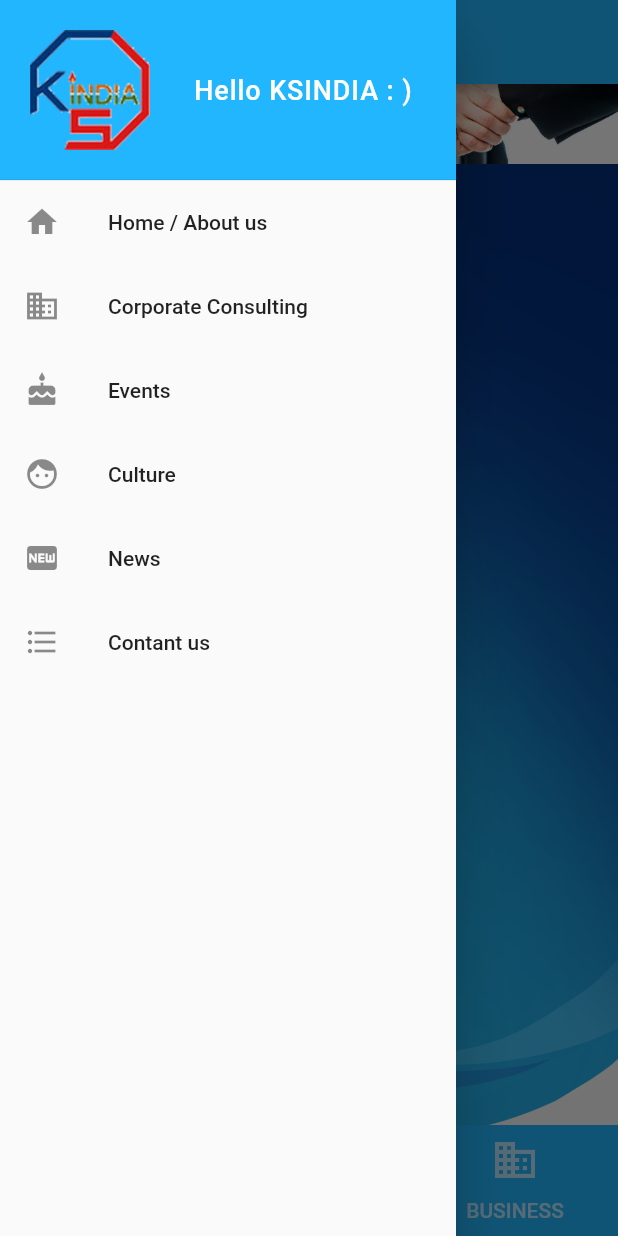
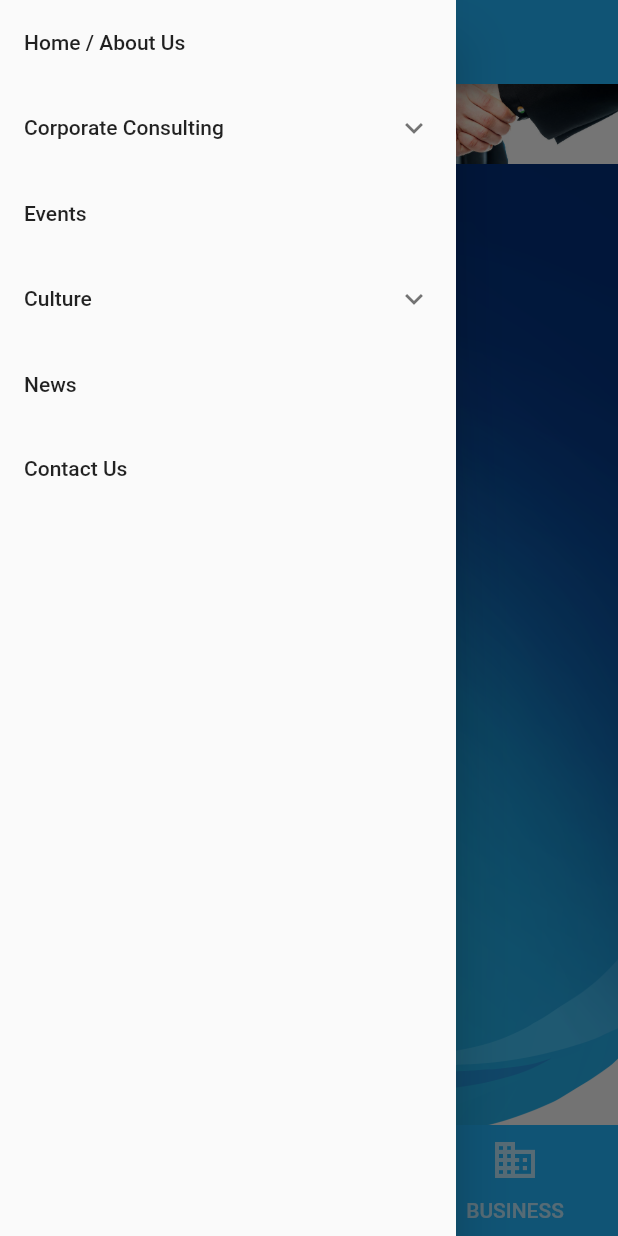
Before and after one commit to bobbohee/kbiz-india, a Flutter app: the screen it shows after launch, with the side drawer open, on a phone screen of 412 x 824 dp. Run offline on Flutter 3.47's test engine with Material 2 defaults, Android fonts, the phone set to English and light mode, and no system bars; our stand-ins replace splashscreen.

Commit message:
Feat : Expansion Tile :cry:

```diff
--- a/lib/main.dart
+++ b/lib/main.dart
@@ -48,71 +48,91 @@ class AfterSplash extends StatelessWidget {
       ),
       body: new BottomNavigation(),
       drawer: Drawer(
-        child: ListView(
-          children: <Widget> [
-            Container(
-              color: mainColor,
-              height: 120.0,
-              child: DrawerHeader(
-                margin: EdgeInsets.all(0.0),
-                padding: EdgeInsets.all(20.0),
-                child: Container(
-                  child: Row(
-                    children: <Widget> [
-                      Container(
-                        margin: EdgeInsets.only(right: 20.0),
-                        child: Image.asset(
-                          'assets/images/logos/color-logo-128.png',
-                          width: 80.0,
-                          height: 80.0,
-                        ),
-                      ),
-                      Expanded(
-                        child: Container(
-                          alignment: Alignment.center,
-                          child: Text(
-                            'Hello KSINDIA : )',
-                            style: TextStyle(
-                              color: Colors.white,
-                              fontSize: 18.0,
-                              fontFamily: 'Roboto',
-                              letterSpacing: 0.6,
-                            ),
-                          ),
-                        ),
-                      ),
-                    ],
-                  )
-                ),
-              ),
-            ),
-            ListTile(
-              title: Text('Home / About us'),
-              leading: Icon(Icons.home),
-            ),
-            ListTile(
-              title: Text('Corporate Consulting'),
-              leading: Icon(Icons.business),
-            ),
-            ListTile(
-              title: Text('Events'),
-              leading: Icon(Icons.cake),
-            ),
-            ListTile(
-              title: Text('Culture'),
-              leading: Icon(Icons.face),
-            ),
-            ListTile(
-              title: Text('News'),
-              leading: Icon(Icons.fiber_new),
-            ),
-            ListTile(
-              title: Text('Contant us'),
-              leading: Icon(Icons.format_list_bulleted),
-            ),
-          ],
+        child: ListView.builder(
+          itemBuilder: (BuildContext context, int index) => MyTileItem(data[index]),
+          itemCount: data.length,
         ),
       ),
     );
   }
 }
+
+
+class MyTileItem extends StatelessWidget {
+  const MyTileItem(this.myTile);
+
+  final MyTile myTile;
+
+  Widget _buildTiles(MyTile root) {
+    if (root.children.isEmpty)
+      return ListTile(title: Text(root.title));
+    return ExpansionTile(
+      key: PageStorageKey<MyTile>(root),
+      title: Text(root.title),
+      children: root.children.map<Widget>(_buildTiles).toList(),
+    );
+  }
+
+  @override
+  Widget build(BuildContext context) {
+    return _buildTiles(myTile);
+  }
+}
+
+class MyTile {
+  MyTile(this.title, [this.children = const <MyTile>[]]);
+  final String title;
+  final List<MyTile> children;
+}
+
+final List<MyTile> data = <MyTile>[
+  MyTile('Home / About Us'),
+  MyTile(
+    'Corporate Consulting',
+    <MyTile>[
+      MyTile('Market Research'),
+      MyTile('Market Establishments'),
+      MyTile('Business Registraions'),
+      MyTile('Business Budgeting'),
+      MyTile('HR Services'),
+      MyTile('Company / Product Launch'),
+      MyTile('Accounts & Tax Management'),
+    ],
+  ),
+  MyTile('Events'),
+  MyTile('Culture',
+    <MyTile>[
+      MyTile(
+        'Language',
+        <MyTile>[
+          MyTile('Korean'),
+          MyTile('Handi'),
+          MyTile('English'),
+        ],
+      ),
+      MyTile(
+        'Dance',
+        <MyTile>[
+          MyTile('K-pop'),
+          MyTile('Indian Dance'),
+        ],
+      ),
+      MyTile(
+        'Sport',
+        <MyTile>[
+          MyTile('Taekwondo'),
+          MyTile('Toga'),
+        ],
+      ),
+      MyTile(
+        'Food',
+        <MyTile>[
+          MyTile('Korean'),
+          MyTile('Indian'),
+        ],
+      ),
+    ],
+  ),
+  MyTile('News'),
+  MyTile('Contact Us')
+];
```
